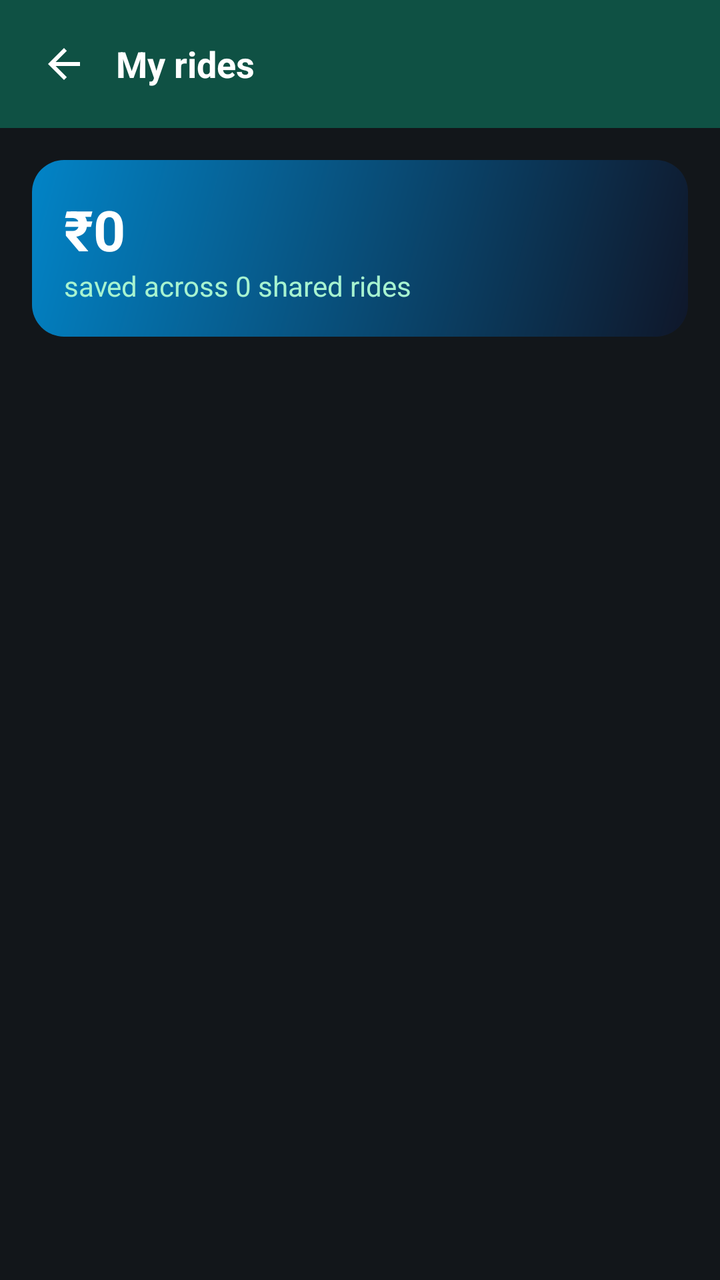
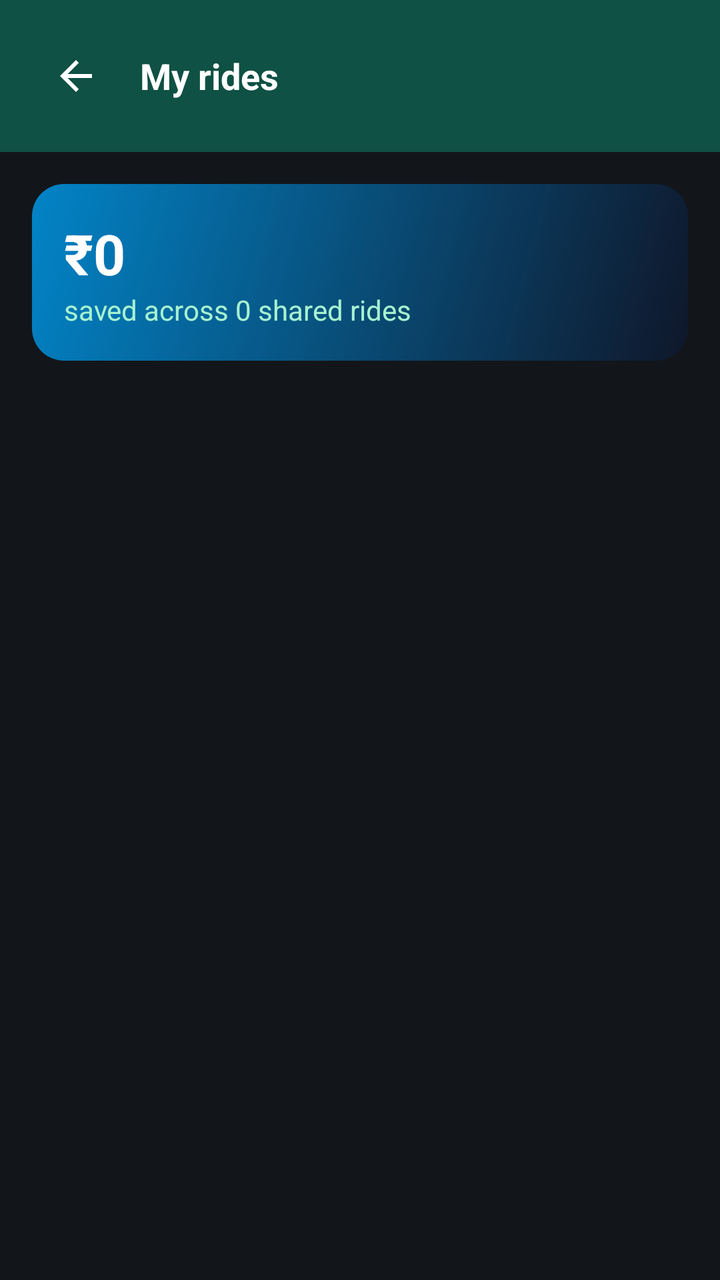

Compare the two renders of this Android layout. The source of the first and the diff that turns it into the second are given below.
<!-- AndroidManifest.xml: application theme Theme.CabFusion -->
<!-- res/layout/activity_my_rides.xml -->
<?xml version="1.0" encoding="utf-8"?>
<LinearLayout xmlns:android="http://schemas.android.com/apk/res/android"
    android:layout_width="match_parent" android:layout_height="match_parent" android:background="@color/dark_bg" android:orientation="vertical">
    <LinearLayout android:layout_width="match_parent" android:layout_height="wrap_content" android:background="@color/primary_emerald"
        android:gravity="center_vertical" android:padding="14dp">
        <ImageView android:id="@+id/btnBack" android:layout_width="36dp" android:layout_height="36dp" android:padding="6dp"
            android:src="@drawable/ic_back" android:contentDescription="Back"/>
        <TextView android:layout_width="0dp" android:layout_height="wrap_content" android:layout_weight="1" android:layout_marginStart="8dp"
            android:text="My rides" android:textColor="@color/text_white" android:textSize="18sp" android:textStyle="bold"/>
        
    </LinearLayout>
    <ScrollView android:layout_width="match_parent" android:layout_height="match_parent">
        <LinearLayout android:layout_width="match_parent" android:layout_height="wrap_content" android:orientation="vertical" android:padding="16dp">
            <LinearLayout android:layout_width="match_parent" android:layout_height="wrap_content" android:background="@drawable/bg_banner_gradient"
                android:orientation="vertical" android:padding="16dp">
                <TextView android:id="@+id/tvTotalSaved" android:layout_width="wrap_content" android:layout_height="wrap_content" android:text="₹0"
                    android:textColor="@color/text_white" android:textSize="28sp" android:textStyle="bold"/>
                <TextView android:id="@+id/tvSummary" android:layout_width="wrap_content" android:layout_height="wrap_content"
                    android:text="saved across 0 shared rides" android:textColor="@color/text_soft"/>
            </LinearLayout>
            <LinearLayout android:id="@+id/list" android:layout_width="match_parent" android:layout_height="wrap_content" android:layout_marginTop="8dp" android:orientation="vertical"/>
            <TextView android:id="@+id/tvEmpty" android:layout_width="match_parent" android:layout_height="wrap_content" android:layout_marginTop="16dp"
                android:gravity="center" android:text="You haven't taken any rides yet." android:textColor="@color/text_muted" android:visibility="gone"/>
        </LinearLayout>
    </ScrollView>
</LinearLayout>
<!-- resources referenced by this layout -->
<resources>
  <color name="dark_bg">#12161A</color>
  <color name="primary_emerald">#0F5144</color>
  <color name="text_muted">#94A3B8</color>
  <color name="text_soft">#A7F3D0</color>
  <color name="text_white">#FFFFFF</color>
  <!-- drawable bg_banner_gradient (drawable) -->
  <?xml version="1.0" encoding="utf-8"?>
  <shape xmlns:android="http://schemas.android.com/apk/res/android">
      <gradient
          android:startColor="#0f172a"
          android:endColor="#0284c7"
          android:angle="135"/>
      <corners android:radius="16dp"/>
  </shape>
  <!-- drawable ic_back (drawable) -->
  <?xml version="1.0" encoding="utf-8"?>
  <vector xmlns:android="http://schemas.android.com/apk/res/android" android:width="24dp" android:height="24dp"
      android:viewportWidth="24" android:viewportHeight="24" android:tint="#FFFFFF">
      <path android:fillColor="#FFFFFFFF" android:pathData="M20,11H7.83l5.59,-5.59L12,4l-8,8 8,8 1.41,-1.41L7.83,13H20v-2z"/>
  </vector>
  <style name="Theme.CabFusion" parent="Theme.Material3.Dark.NoActionBar">
          <item name="android:windowBackground">@color/dark_bg</item>
          <item name="android:statusBarColor">@color/primary_emerald</item>
          <item name="android:navigationBarColor">@color/dark_card</item>
          <item name="colorPrimary">@color/accent_teal_bright</item>
          <item name="colorOnPrimary">@color/text_white</item>
          <item name="colorSecondary">@color/accent_teal</item>
          <item name="colorSurface">@color/dark_card</item>
      </style>
  <color name="dark_card">#1C2329</color>
  <color name="accent_teal_bright">#10B981</color>
  <color name="accent_teal">#059669</color>
</resources>

<!-- the commit's change to res/layout/activity_my_rides.xml (unified diff, before → after) -->
@@ -3,7 +3,7 @@
     android:layout_width="match_parent" android:layout_height="match_parent" android:background="@color/dark_bg" android:orientation="vertical">
     <LinearLayout android:layout_width="match_parent" android:layout_height="wrap_content" android:background="@color/primary_emerald"
         android:gravity="center_vertical" android:padding="14dp">
-        <ImageView android:id="@+id/btnBack" android:layout_width="36dp" android:layout_height="36dp" android:padding="6dp"
+        <ImageView android:id="@+id/btnBack" android:layout_width="48dp" android:layout_height="48dp" android:padding="12dp"
             android:src="@drawable/ic_back" android:contentDescription="Back"/>
         <TextView android:layout_width="0dp" android:layout_height="wrap_content" android:layout_weight="1" android:layout_marginStart="8dp"
             android:text="My rides" android:textColor="@color/text_white" android:textSize="18sp" android:textStyle="bold"/>
